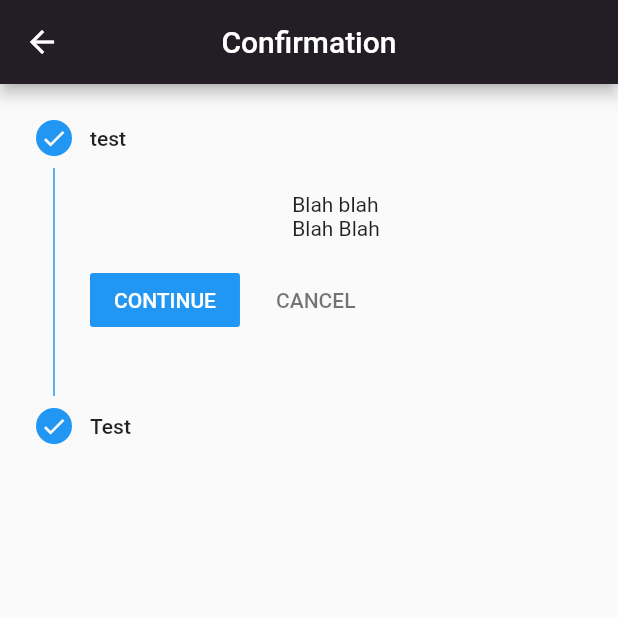
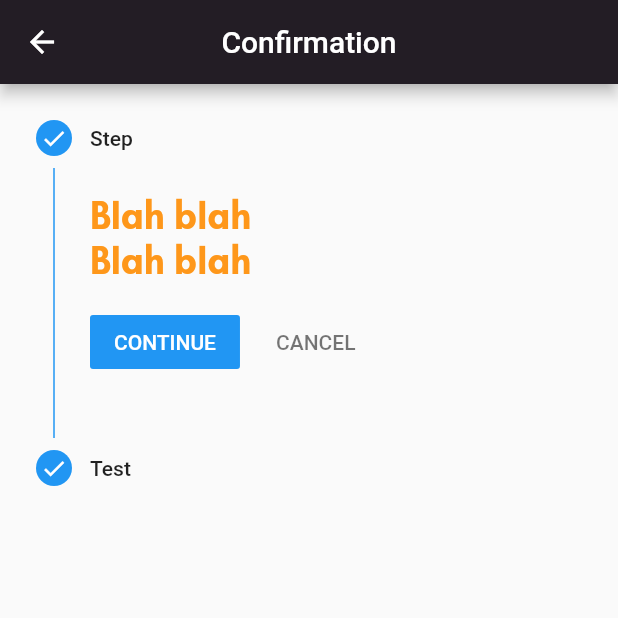
Before and after one commit to maye93/Mobile-Banking, a Flutter app: the ConfirmScreen screen opened directly, on a phone screen of 412 x 824 dp, the top half of it. Run offline on Flutter 3.47's test engine with Material 2 defaults, Android fonts, the phone set to English and light mode, and no system bars; our stand-ins replace font_awesome_flutter.

Commit message:
"most updated file

```diff
--- a/lib/confirmation_screen.dart
+++ b/lib/confirmation_screen.dart
@@ -11,21 +11,32 @@ class ConfirmScreen extends StatefulWidget {
 class _ConfirmScreenState extends State<ConfirmScreen> {
   List<Step> steps = [
     Step(
-      title: const Text("test"),
+      title: const Text("Step"),
       isActive: true,
       state: StepState.complete,
       content: Column(
         crossAxisAlignment: CrossAxisAlignment.start,
         mainAxisAlignment: MainAxisAlignment.spaceBetween,
         children: <Widget>[
-          Text("Blah blah"),
-          Text("Blah Blah"),
-          // TextFormField(
-          //   decoration: InputDecoration(labelText: "test"),
-          // ),
-          // TextFormField(
-          //   decoration: InputDecoration(labelText: "test"),
-          // ),
+          Container(
+            alignment: Alignment.topLeft,
+            child: Text("Blah blah",
+                style: TextStyle(
+                  decoration: TextDecoration.none,
+                  fontFamily: 'Glacial Bold',
+                  color: const Color(0xFFFE971A),
+                  fontSize: 25,
+                )),
+          ),
+          Container(
+              alignment: Alignment.topLeft,
+              child: Text("Blah blah",
+                  style: TextStyle(
+                    decoration: TextDecoration.none,
+                    fontFamily: 'Glacial Bold',
+                    color: const Color(0xFFFE971A),
+                    fontSize: 25,
+                  )))
         ],
       ),
     ),
@@ -35,12 +46,25 @@ class _ConfirmScreenState extends State<ConfirmScreen> {
         title: const Text("Test"),
         content: Column(
           children: <Widget>[
-            TextFormField(
-              decoration: InputDecoration(labelText: "Test"),
+            Container(
+              alignment: Alignment.topLeft,
+              child: Text("Blah blah",
+                  style: TextStyle(
+                    decoration: TextDecoration.none,
+                    fontFamily: 'Glacial Bold',
+                    color: const Color(0xFFFE971A),
+                    fontSize: 25,
+                  )),
             ),
-            TextFormField(
-              decoration: InputDecoration(labelText: "test"),
-            )
+            Container(
+                alignment: Alignment.topLeft,
+                child: Text("Blah blah",
+                    style: TextStyle(
+                      decoration: TextDecoration.none,
+                      fontFamily: 'Glacial Bold',
+                      color: const Color(0xFFFE971A),
+                      fontSize: 25,
+                    )))
           ],
         ))
   ];
```
